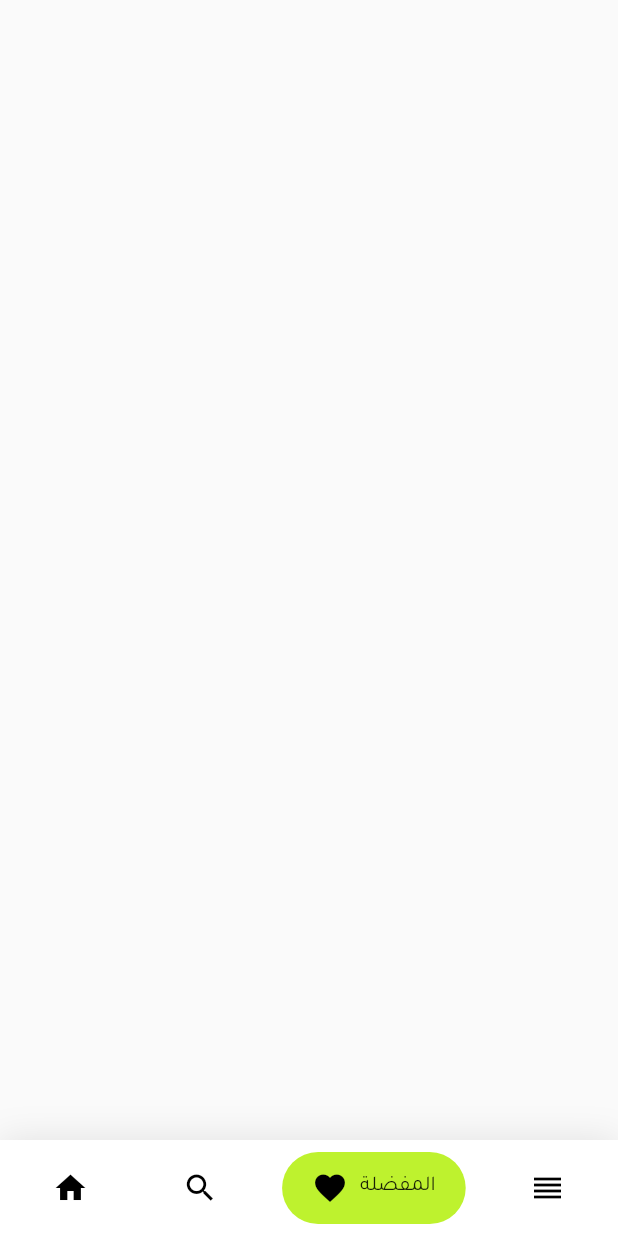
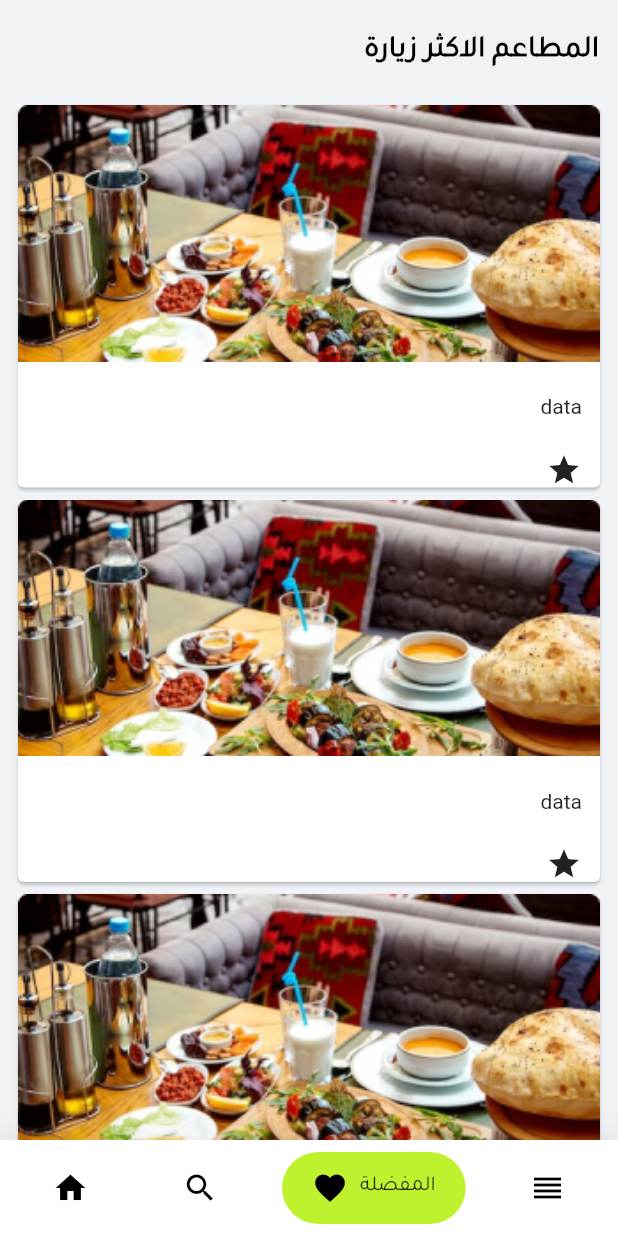
Before and after one commit to haneenAmer/rss_app, a Flutter app: the NavBar screen opened directly, item 3 of the bottom bar chosen, on a phone screen of 412 x 824 dp. Run offline on Flutter 3.47's test engine with Material 2 defaults, Android fonts, the phone set to English and light mode, and no system bars; drawn by our look-alikes of google_nav_bar; our stand-ins replace animated_splash_screen.

Commit message:
favorite screen init

```diff
--- a/lib/ui/screens/favourite.dart
+++ b/lib/ui/screens/favourite.dart
@@ -1,4 +1,6 @@
 import 'package:flutter/material.dart';
+
+import '../../utils/constants.dart';
 
 class FavScreen extends StatefulWidget {
   const FavScreen({Key? key}) : super(key: key);
@@ -11,7 +13,61 @@ class _FavScreenState extends State<FavScreen> {
   @override
   Widget build(BuildContext context) {
     return MaterialApp(
-      home: Scaffold(),
+      home: Scaffold(
+          backgroundColor: AppColors.greyBackground,
+          body: Padding(
+            padding: const EdgeInsets.only(top: 22.0),
+            child: Column(
+              children: [
+                const Padding(
+                  padding: EdgeInsets.only(left: 230.0),
+                  child: Text(
+                    'المطاعم الاكثر زيارة',
+                    style: OptionStyle,
+                  ),
+                ),
+                VerticalSpace(12),
+                Expanded(
+                  flex: 2,
+                  child: SizedBox(
+                      height: MediaQuery.of(context).size.height,
+                      width: double.infinity,
+                      child: ListView.builder(
+                          padding: const EdgeInsets.all(8),
+                          itemCount: 6,
+                          shrinkWrap: true,
+                          itemBuilder: (BuildContext context, int index) {
+                            return Card(
+                              child: Column(
+                                crossAxisAlignment: CrossAxisAlignment.end,
+                                mainAxisSize: MainAxisSize.min,
+                                children: <Widget>[
+                                  Container(
+                                    width: MediaQuery.of(context).size.width,
+                                    child: Image(
+                                      fit: BoxFit.fill,
+                                      image:
+                                          AssetImage('assets/images/ress.jpg'),
+                                    ),
+                                  ),
+                                  VerticalSpace(22),
+                                  Padding(
+                                    padding: const EdgeInsets.only(right: 12.0),
+                                    child: Text('data'),
+                                  ),
+                                  VerticalSpace(22),
+                                  Padding(
+                                    padding: const EdgeInsets.only(right: 12.0),
+                                    child: Icon(Icons.star),
+                                  ),
+                                ],
+                              ),
+                            );
+                          })),
+                ),
+              ],
+            ),
+          )),
     );
   }
 }
```
